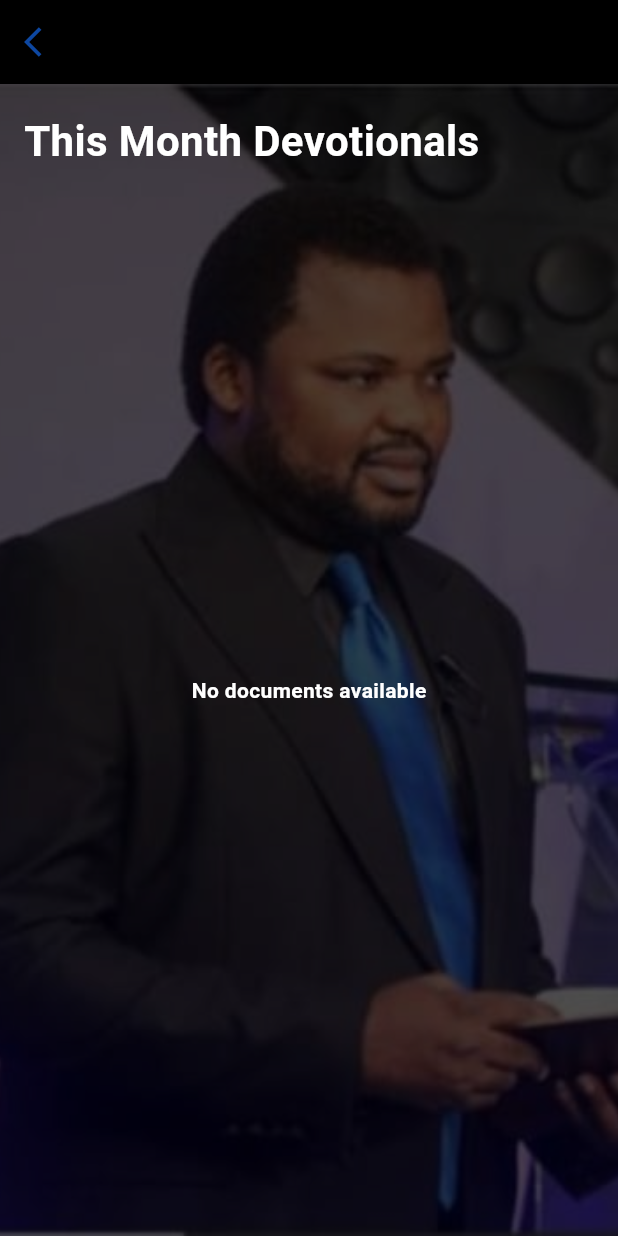
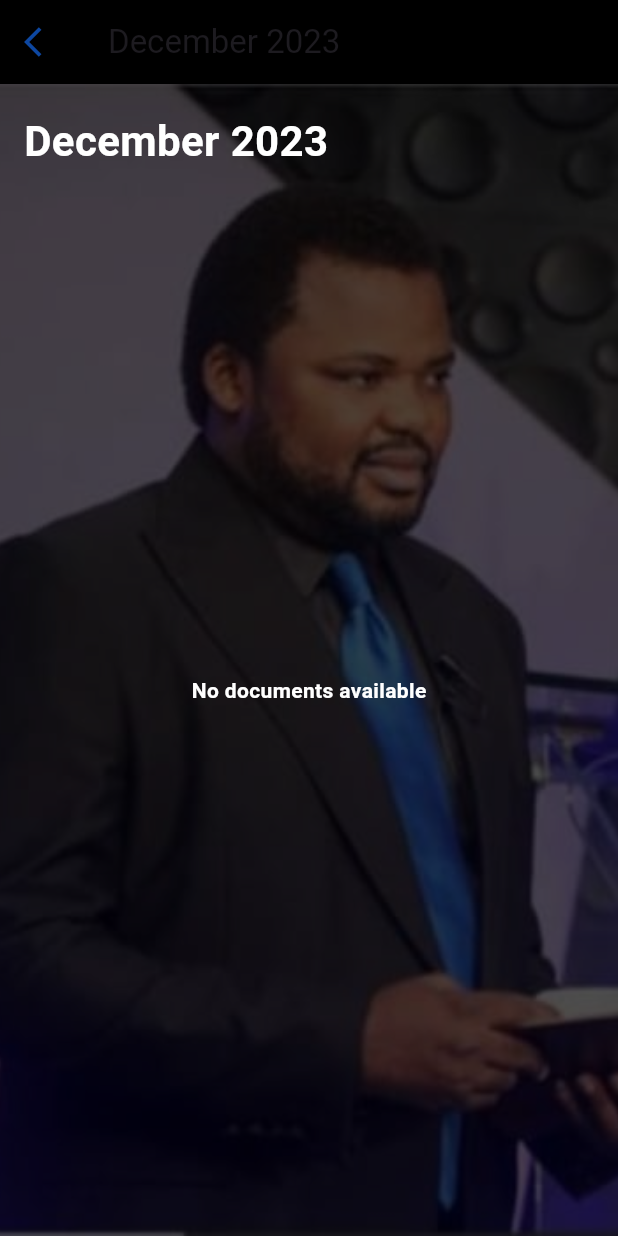
Before and after one commit to Ikpambese/DevotionalApp_user, a Flutter app: the MonthlyDevotionalPage screen opened directly, on a phone screen of 412 x 824 dp. Run offline on Flutter 3.47's test engine with Material 3 defaults, Android fonts, the phone set to English and light mode, and no system bars; our stand-ins replace cached_network_image, cloud_firestore, firebase_auth, firebase_core, flutter_tts, google_fonts and 1 more; missing offline and left inert: syncfusion_flutter_pdfviewer; accounts and stored records are empty.

Commit message:
ready for publishing

```diff
--- a/lib/screens/monthly_devo.dart
+++ b/lib/screens/monthly_devo.dart
@@ -1,5 +1,6 @@
 import 'package:flutter/material.dart';
 import 'package:google_fonts/google_fonts.dart';
+import 'package:intl/intl.dart';
 import 'package:newlifedevotional/model/doc_model.dart';
 import 'package:newlifedevotional/screens/reader_screen.dart';
 import 'package:newlifedevotional/service/firbase/get_by_month.dart';
@@ -18,7 +19,8 @@ class _MonthlyDevotionalPageState extends State<MonthlyDevotionalPage> {
 
   final GetMonthlyService getService = GetMonthlyService();
   late Future<List<Documents>> documentsFuture;
-
+  DateTime now = DateTime.now();
+  // Output: December 2023
   @override
   void initState() {
     super.initState();
@@ -27,9 +29,11 @@ class _MonthlyDevotionalPageState extends State<MonthlyDevotionalPage> {
 
   @override
   Widget build(BuildContext context) {
+    String formattedDate = DateFormat.yMMMM().format(now);
     return Container(
       child: Scaffold(
         appBar: AppBar(
+          title: Text(formattedDate),
           backgroundColor: Colors.black,
           leading: IconButton(
             onPressed: () {},
@@ -64,7 +68,7 @@ class _MonthlyDevotionalPageState extends State<MonthlyDevotionalPage> {
                       crossAxisAlignment: CrossAxisAlignment.start,
                       children: [
                         Text(
-                          'This Month Devotionals',
+                          formattedDate,
                           style: GoogleFonts.roboto(
                               fontSize: 28,
                               fontWeight: FontWeight.bold,
--- a/lib/service/firbase/get_by_month.dart
+++ b/lib/service/firbase/get_by_month.dart
@@ -14,9 +14,8 @@ class GetMonthlyService {
 
       QuerySnapshot querySnapshot = await _firestore
           .collection('DOCUMENTS')
-          .where('month_year', isGreaterThanOrEqualTo: formattedDate)
-          //.where('doc_date', isLessThanOrEqualTo: endOfMonth)
-          .orderBy(FieldPath.documentId,
+          .where('month_year', isEqualTo: formattedDate)
+          .orderBy('doc_date',
               descending: false) // Sort by document ID in ascending order
           .get();
 
--- a/lib/service/firbase/get_service.dart
+++ b/lib/service/firbase/get_service.dart
@@ -10,7 +10,7 @@ class GetService {
     try {
       QuerySnapshot querySnapshot = await _firestore
           .collection('DOCUMENTS')
-          .orderBy(FieldPath.documentId,
+          .orderBy('doc_date',
               descending: false) // Sort by document ID in ascending order
           .get();
 
```
Also changed, not shown: 2 other files.
